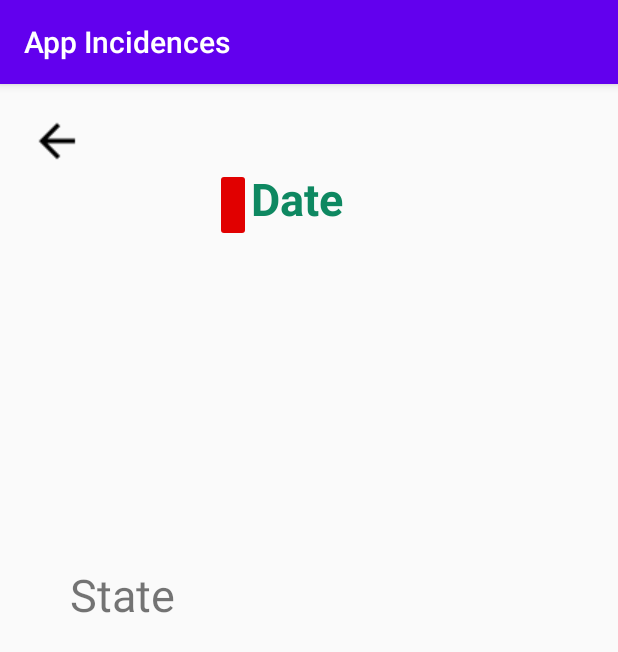
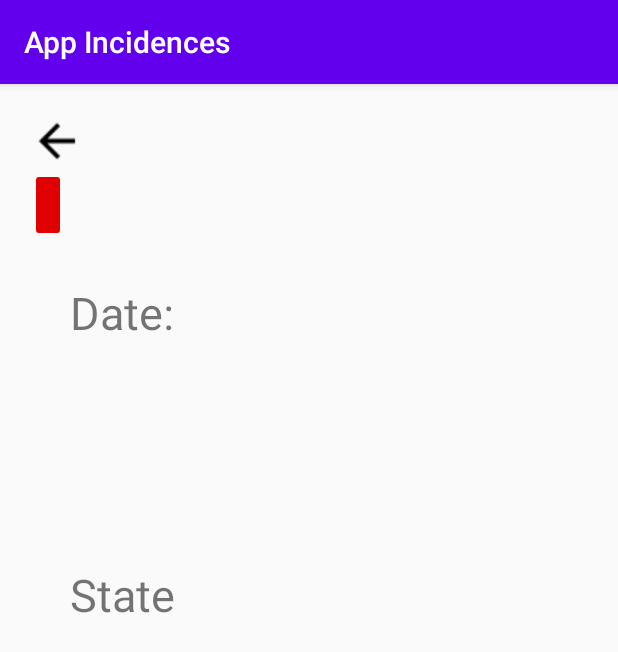
Before and after one commit to klitna/AppIncidencias-SQL, an Android app: the IncidenceInfoActivity screen opened directly, with no data from a screen before it, on a phone screen of 412 x 824 dp. Shown: the top 652 px of the screen. Run offline under Robolectric (Android 15) with nearby library versions, the phone set to English and light mode, and no system bars.

Commit message:
delete item working more or less

```diff
--- a/app/src/main/java/com/example/myapplication/IncidenceInfoActivity.java
+++ b/app/src/main/java/com/example/myapplication/IncidenceInfoActivity.java
@@ -38,8 +38,8 @@ public class IncidenceInfoActivity extends AppCompatActivity {
             date = extra.getString("date");
             urgence = extra.getString("urgence");
         }
-        nameTextView.setText(getString(R.string.date) + name);
-        dateTextView.setText(date);
+        nameTextView.setText(name);
+        dateTextView.setText(getString(R.string.date)+": "+ date);
         urgenceTextView.setText(urgence);
     }
 }
--- a/app/src/main/res/layout/activity_incidence_info.xml
+++ b/app/src/main/res/layout/activity_incidence_info.xml
@@ -18,17 +18,20 @@
             android:id="@+id/stateColor"
             android:layout_height="49dp"
             android:layout_row="1"
+            android:layout_column="0"
             android:backgroundTint="@color/red" />
+
         <TextView
             android:id="@+id/incidenceInfoTitle"
+            android:layout_row="1"
+            android:layout_column="0"
+            android:layout_columnSpan="3"
+            android:gravity="center"
+            android:layout_marginLeft="30dp"
             android:text="This is a sample text"
             android:textColor="@color/customBlue"
-            android:layout_row="1"
-            android:layout_columnSpan="3"
-            android:gravity="center"
-            android:textStyle="bold"
             android:textSize="30dp"
-            />
+            android:textStyle="bold" />
 
         <TextView
             android:id="@+id/dateIncidenceActivity"
```
